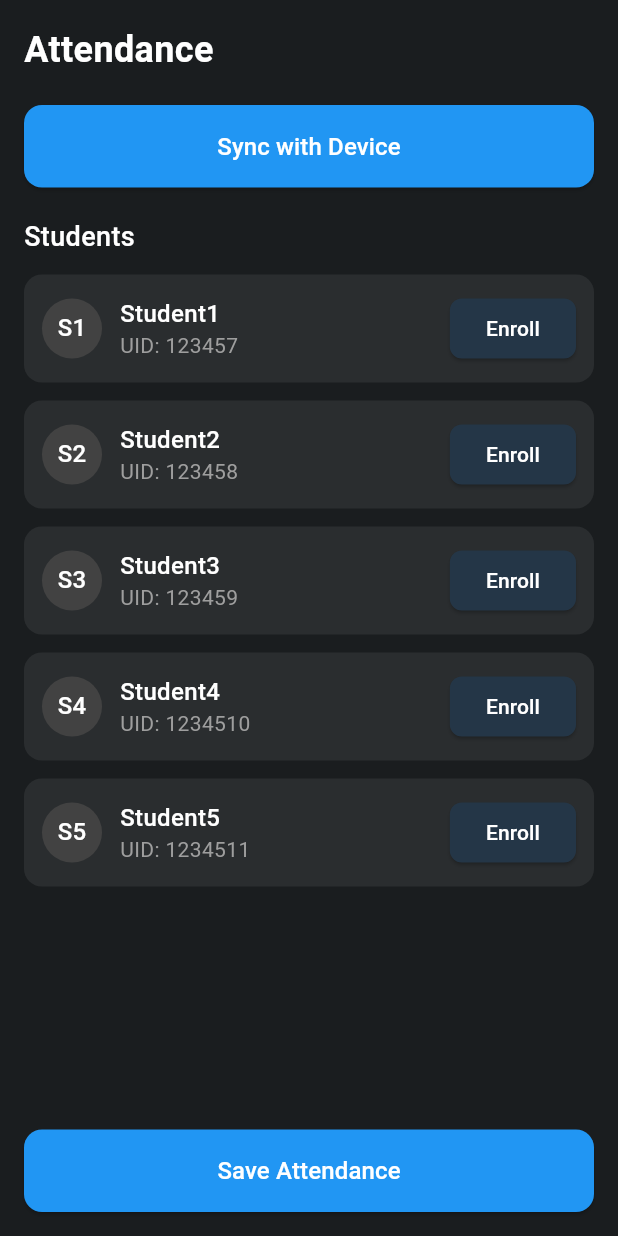
After one commit to basheerbk/ATT-ble-app, a Flutter app: the screen it shows after launch, after a tap on "Attendance", on a phone screen of 412 x 824 dp. The commit adds this screen. Run offline on Flutter 3.47's test engine with Material 3 defaults, Android fonts, the light colour scheme and no system bars; our stand-ins replace flutter_blue_plus, lottie, permission_handler.

Commit message:
Added attendance screen

```diff
--- a/lib/main.dart
+++ b/lib/main.dart
@@ -4,6 +4,7 @@ import 'package:permission_handler/permission_handler.dart';
 import 'dart:convert';
 import 'services/ble_service.dart';
 import 'widgets/device_list_widget.dart';
+import 'screens/attendance_screen.dart';
 
 void main() async {
   WidgetsFlutterBinding.ensureInitialized();
@@ -132,6 +133,25 @@ class _MyHomePageState extends State<MyHomePage> {
         children: [
           Column(
             children: [
+              Padding(
+                padding: const EdgeInsets.all(16.0),
+                child: ElevatedButton.icon(
+                  onPressed: () {
+                    Navigator.push(
+                      context,
+                      MaterialPageRoute(
+                        builder: (context) => const AttendanceScreen(),
+                      ),
+                    );
+                  },
+                  icon: const Icon(Icons.people),
+                  label: const Text('Attendance'),
+                  style: ElevatedButton.styleFrom(
+                    padding: const EdgeInsets.symmetric(
+                        horizontal: 40, vertical: 12),
+                  ),
+                ),
+              ),
               // Scan Button
               Padding(
                 padding: const EdgeInsets.all(16.0),
@@ -148,12 +168,10 @@ class _MyHomePageState extends State<MyHomePage> {
                   style: ElevatedButton.styleFrom(
                     padding: const EdgeInsets.symmetric(
                         horizontal: 24, vertical: 12),
-                    shape: RoundedRectangleBorder(
-                      borderRadius: BorderRadius.circular(8),
-                    ),
                   ),
                 ),
               ),
+              // Attendance Button
 
               // Device List
               DeviceListWidget(
--- /dev/null
+++ b/lib/screens/attendance_screen.dart
@@ -0,0 +1,214 @@
+import 'package:flutter/material.dart';
+import 'package:flutter/widgets.dart';
+import 'package:lottie/lottie.dart';
+
+class AttendanceScreen extends StatelessWidget {
+  const AttendanceScreen({super.key});
+
+  Future<void> _showEnrollmentDialog(BuildContext context) async {
+    showDialog(
+      context: context,
+      barrierDismissible: false,
+      builder: (BuildContext context) {
+        return FutureBuilder(
+          future: Future.delayed(const Duration(seconds: 2)),
+          builder: (context, snapshot) {
+            if (snapshot.connectionState != ConnectionState.done) {
+              return const Dialog(
+                shape: RoundedRectangleBorder(
+                  borderRadius: BorderRadius.all(Radius.circular(12.0)),
+                ),
+                backgroundColor: Color(0xFF243647),
+                child: Padding(
+                  padding: EdgeInsets.all(32.0),
+                  child: Column(
+                    mainAxisSize: MainAxisSize.min,
+                    children: [
+                      CircularProgressIndicator(
+                        color: Colors.white,
+                      ),
+                      SizedBox(height: 16),
+                      Text(
+                        'Enrolling...',
+                        style: TextStyle(color: Colors.white),
+                      ),
+                    ],
+                  ),
+                ),
+              );
+            }
+            return Dialog(
+              shape: const RoundedRectangleBorder(
+                borderRadius: BorderRadius.all(Radius.circular(12.0)),
+              ),
+              backgroundColor: const Color(0xFF243647),
+              child: Padding(
+                padding: const EdgeInsets.all(20.0),
+                child: Column(
+                  mainAxisSize: MainAxisSize.min,
+                  children: [
+                    Lottie.asset(
+                      'assets/tick.json',
+                      width: 100,
+                      height: 100,
+                      repeat: false,
+                      onLoaded: (composition) {
+                        Future.delayed(composition.duration).then((_) {
+                          Navigator.of(context).pop();
+                        });
+                      },
+                    ),
+                  ],
+                ),
+              ),
+            );
+          },
+        );
+      },
+    );
+  }
+
+  @override
+  Widget build(BuildContext context) {
+    return Scaffold(
+      backgroundColor: const Color(0xFF1A1D1F),
+      body: SafeArea(
+        child: Padding(
+          padding: const EdgeInsets.all(16.0),
+          child: Column(
+            crossAxisAlignment: CrossAxisAlignment.start,
+            children: [
+              const Text(
+                'Attendance',
+                style: TextStyle(
+                  color: Colors.white,
+                  fontSize: 24,
+                  fontWeight: FontWeight.bold,
+                ),
+              ),
+              const SizedBox(height: 20),
+              // Sync with device button
+              SizedBox(
+                width: double.infinity,
+                child: ElevatedButton(
+                  onPressed: () {
+                    // Write the syncing logic here
+                  },
+                  style: ElevatedButton.styleFrom(
+                    backgroundColor: Colors.blue,
+                    foregroundColor: Colors.white,
+                    padding: const EdgeInsets.symmetric(vertical: 16),
+                    shape: RoundedRectangleBorder(
+                      borderRadius: BorderRadius.circular(12),
+                    ),
+                  ),
+                  child: const Text(
+                    'Sync with Device',
+                    style: TextStyle(fontSize: 16),
+                  ),
+                ),
+              ),
+              const SizedBox(height: 20),
+              // Students section
+              const Text(
+                'Students',
+                style: TextStyle(
+                  color: Colors.white,
+                  fontSize: 18,
+                  fontWeight: FontWeight.w500,
+                ),
+              ),
+              const SizedBox(height: 12),
+              Expanded(
+                child: ListView.builder(
+                  itemCount: 5, // Replace with actual student count
+                  itemBuilder: (context, index) {
+                    return Container(
+                      margin: const EdgeInsets.only(bottom: 12),
+                      padding: const EdgeInsets.all(12),
+                      decoration: BoxDecoration(
+                        color: const Color(0xFF2A2D2F),
+                        borderRadius: BorderRadius.circular(12),
+                      ),
+                      child: Row(
+                        children: [
+                          // Profile picture
+                          CircleAvatar(
+                            radius: 20,
+                            backgroundColor: Colors.grey[800],
+                            child: Text(
+                              'S${index + 1}',
+                              style: const TextStyle(color: Colors.white),
+                            ),
+                          ),
+                          const SizedBox(width: 12),
+                          // Student info
+                          Expanded(
+                            child: Column(
+                              crossAxisAlignment: CrossAxisAlignment.start,
+                              children: [
+                                Text(
+                                  'Student${index + 1}',
+                                  style: const TextStyle(
+                                    color: Colors.white,
+                                    fontSize: 16,
+                                    fontWeight: FontWeight.w500,
+                                  ),
+                                ),
+                                Text(
+                                  'UID: 12345${index + 7}',
+                                  style: const TextStyle(
+                                    color: Colors.grey,
+                                    fontSize: 14,
+                                  ),
+                                ),
+                              ],
+                            ),
+                          ),
+                          // Enroll button
+                          ElevatedButton(
+                            onPressed: () => _showEnrollmentDialog(context),
+                            style: ElevatedButton.styleFrom(
+                              backgroundColor: const Color(0xFF243647),
+                              foregroundColor: Colors.white,
+                              shape: RoundedRectangleBorder(
+                                borderRadius: BorderRadius.circular(8),
+                              ),
+                            ),
+                            child: const Text('Enroll'),
+                          ),
+                        ],
+                      ),
+                    );
+                  },
+                ),
+              ),
+              const SizedBox(height: 16),
+              // Save Attendance button
+              SizedBox(
+                width: double.infinity,
+                child: ElevatedButton(
+                  onPressed: () {
+                    // Handle save attendance
+                  },
+                  style: ElevatedButton.styleFrom(
+                    backgroundColor: Colors.blue,
+                    foregroundColor: Colors.white,
+                    padding: const EdgeInsets.symmetric(vertical: 16),
+                    shape: RoundedRectangleBorder(
+                      borderRadius: BorderRadius.circular(12),
+                    ),
+                  ),
+                  child: const Text(
+                    'Save Attendance',
+                    style: TextStyle(fontSize: 16),
+                  ),
+                ),
+              ),
+            ],
+          ),
+        ),
+      ),
+    );
+  }
+}
```
Also changed, not shown: assets/tick.json (added, +1 -0 lines), pubspec.yaml (+5 -2 lines), pubspec.lock, 1 other file.
